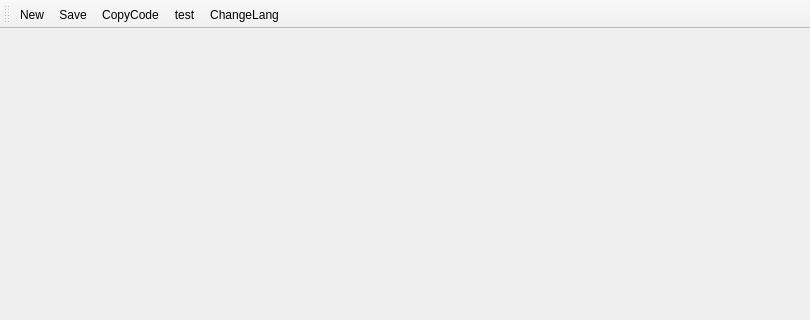
Before: the Qt Designer form src/mainwindow.ui in TrysonHardie/GUI-Maker, drawn with Qt 5; both pictures show x 0 to 810 and y 0 to 320 of the 810 by 514 pixel window.
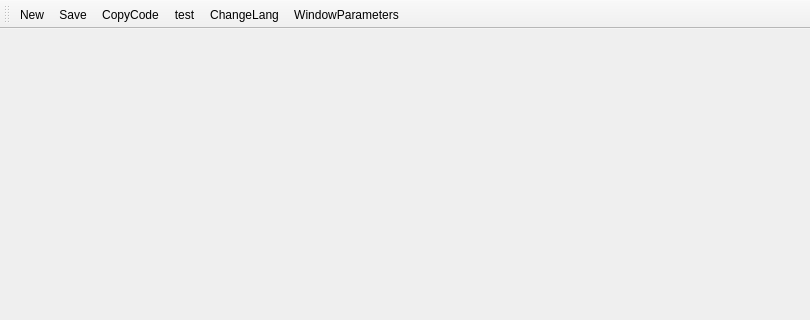
After: the same form once the commit is applied.

Commit message: Window Parameters Dialog

The edit to the form file:
```diff
--- a/src/mainwindow.ui
+++ b/src/mainwindow.ui
@@ -36,6 +36,7 @@
    <addaction name="actionCopyCode"/>
    <addaction name="actionTest"/>
    <addaction name="actionChangeLang"/>
+   <addaction name="actionWindowParameters"/>
   </widget>
   <widget class="QStatusBar" name="statusBar"/>
   <action name="actionNew">
@@ -72,6 +73,14 @@
     <string>ProgrammingLang</string>
    </property>
   </action>
+  <action name="actionWindowParameters">
+   <property name="text">
+    <string>WindowParameters</string>
+   </property>
+   <property name="toolTip">
+    <string>Parameters of main window</string>
+   </property>
+  </action>
  </widget>
  <layoutdefault spacing="6" margin="11"/>
  <resources/>
```
The commit also changes 15 other files.
